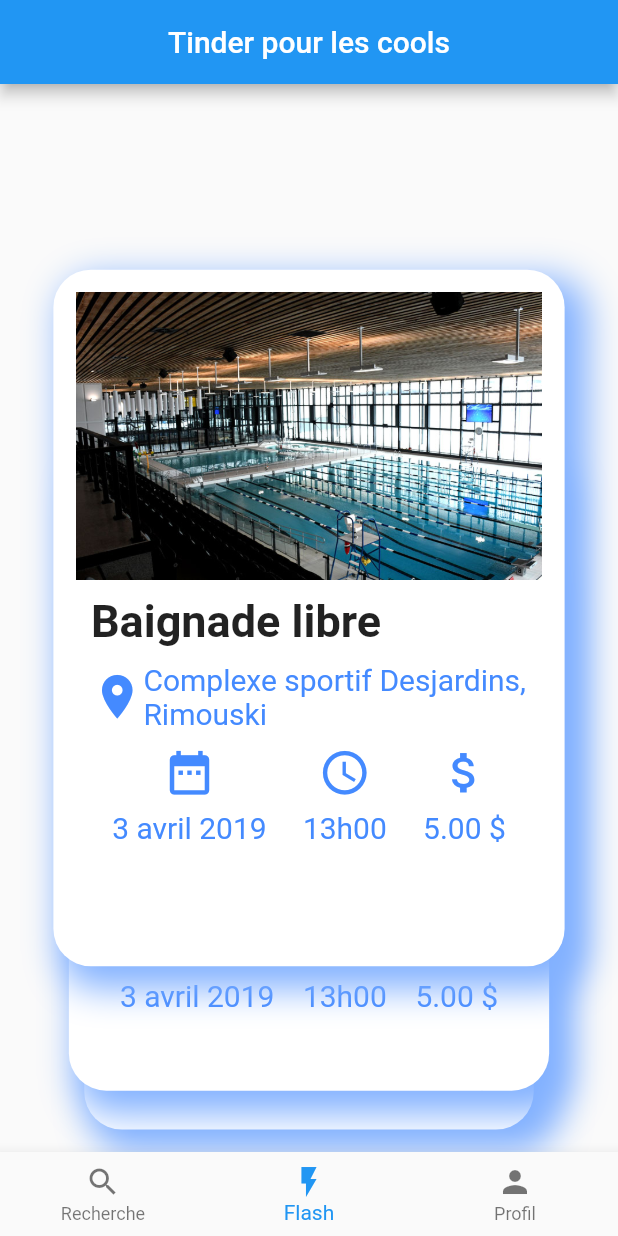
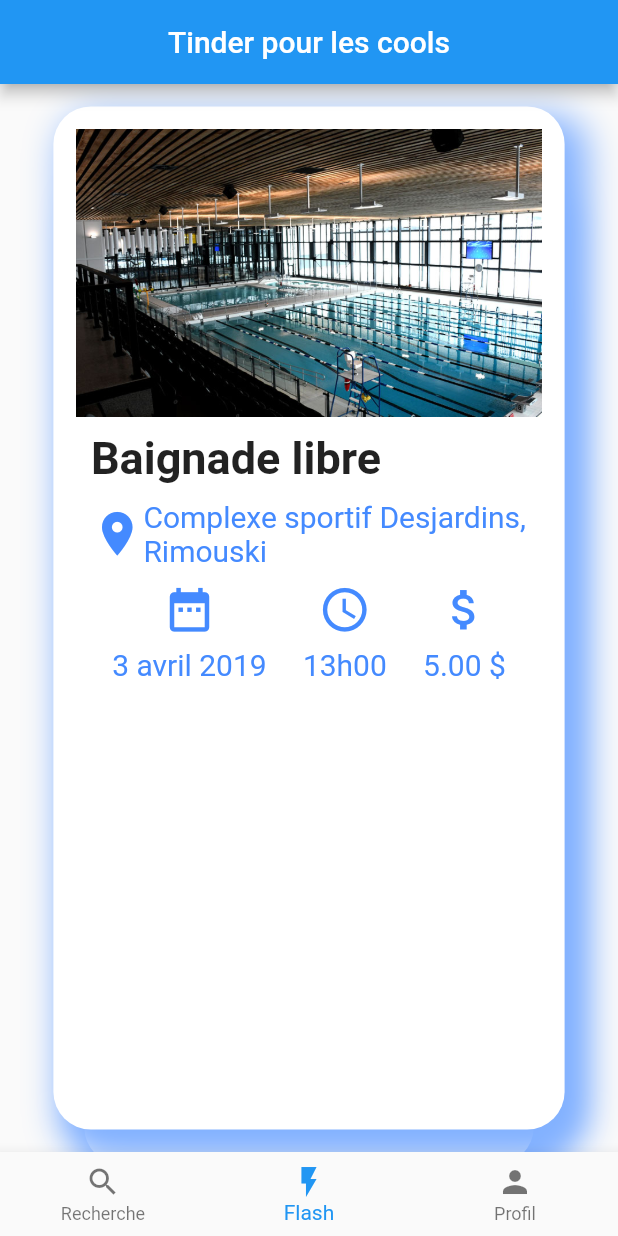
Before and after one commit to Sirmyself/Hack2019, a Flutter app: the screen it shows after launch, item 2 of the bottom bar chosen, on a phone screen of 412 x 824 dp. Run offline on Flutter 3.47's test engine with Material 2 defaults, Android fonts, the phone set to English and light mode, and no system bars.

```diff
--- a/hello_world/lib/flashCards_section_alignment.dart
+++ b/hello_world/lib/flashCards_section_alignment.dart
@@ -2,16 +2,16 @@ import 'package:flutter/material.dart';
 import 'flashCardAlignment.dart';
 import 'dart:math';
 
-List<Alignment> cardsAlign = [ new Alignment(0.0, 1.0), new Alignment(0.0, 0.8), new Alignment(0.0, 0.0) ];
+List<Alignment> cardsAlign = [ new Alignment(0.0, 1.5), new Alignment(0.0, 0.8), new Alignment(0.0, 0.0) ];
 List<Size> cardsSize = new List(3);
 
 class CardsSectionAlignment extends StatefulWidget
 {
   CardsSectionAlignment(BuildContext context)
   {
-    cardsSize[0] = new Size(MediaQuery.of(context).size.width * 0.9, MediaQuery.of(context).size.height * 0.6);
-    cardsSize[1] = new Size(MediaQuery.of(context).size.width * 0.85, MediaQuery.of(context).size.height * 0.55);
-    cardsSize[2] = new Size(MediaQuery.of(context).size.width * 0.8, MediaQuery.of(context).size.height * 0.5);
+    cardsSize[0] = new Size(MediaQuery.of(context).size.width * .9, MediaQuery.of(context).size.height * .9);
+    cardsSize[1] = new Size(MediaQuery.of(context).size.width * 0.85, MediaQuery.of(context).size.height * 0.8);
+    cardsSize[2] = new Size(MediaQuery.of(context).size.width * 0.8, MediaQuery.of(context).size.height * 0.75);
   }
 
   @override
```
Also changed, not shown: hello_world/lib/main.dart (+8 -13 lines).
